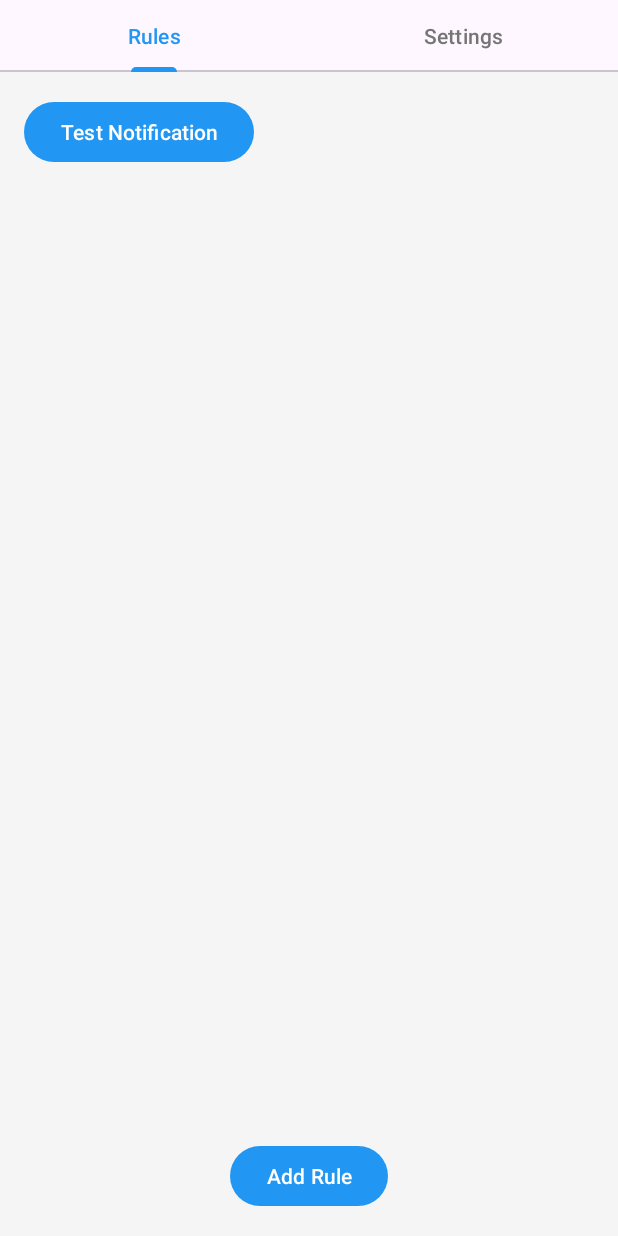
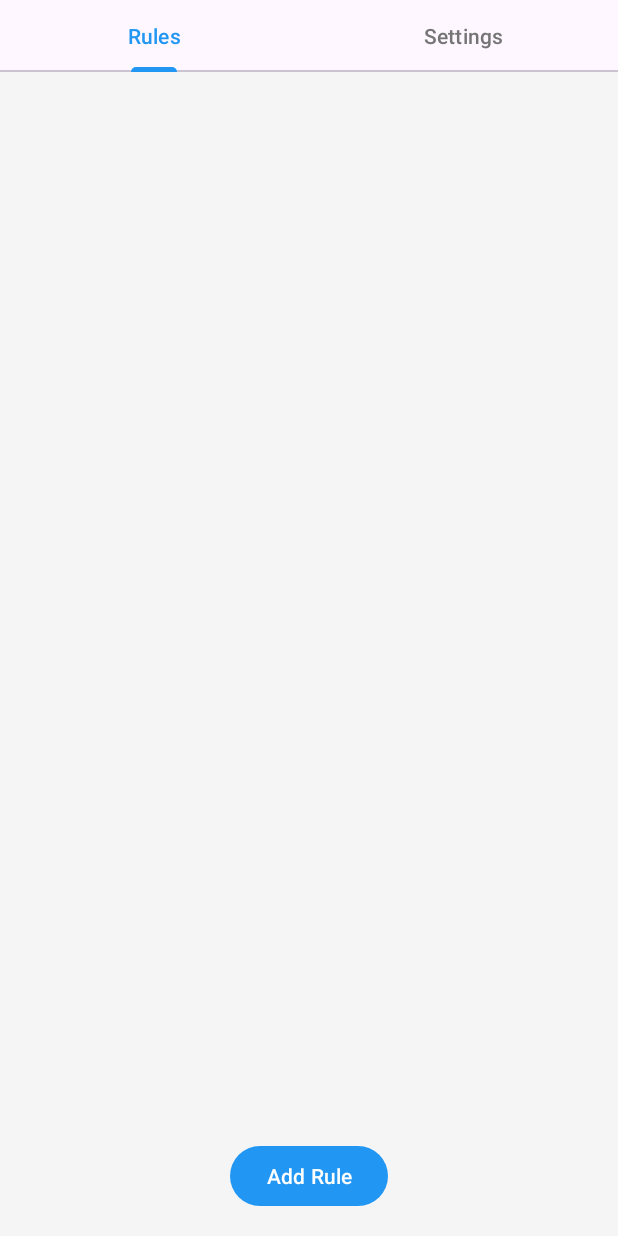
Before and after one commit to marcoperic/DiabetesNotificaionsAndroid, an Android app: the screen it shows after launch (MainActivity), on a phone screen of 412 x 824 dp. Run offline under Robolectric (Android 15) with nearby library versions, the phone set to English and light mode, and no system bars.

Commit message:
get rid of the button

```diff
--- a/app/src/main/java/com/mperic/diabetesnotificaions/ui/RulesFragment.java
+++ b/app/src/main/java/com/mperic/diabetesnotificaions/ui/RulesFragment.java
@@ -73,11 +73,12 @@ public class RulesFragment extends Fragment {
         addRuleButton.setOnClickListener(v -> showAddRuleDialog());
 
         Button testButton = view.findViewById(R.id.testNotificationButton);
-        testButton.setOnClickListener(v -> {
-            Log.d("RulesFragment", "Test button clicked");
-            schedulingManager.scheduleTestNotification();
-            Toast.makeText(requireContext(), "Test notification scheduled for 5 seconds from now", Toast.LENGTH_SHORT).show();
-        });
+        testButton.setVisibility(View.GONE);
+//        testButton.setOnClickListener(v -> {
+//            Log.d("RulesFragment", "Test button clicked");
+//            schedulingManager.scheduleTestNotification();
+//            Toast.makeText(requireContext(), "Test notification scheduled for 5 seconds from now", Toast.LENGTH_SHORT).show();
+//        });
 
         return view;
     }
```
